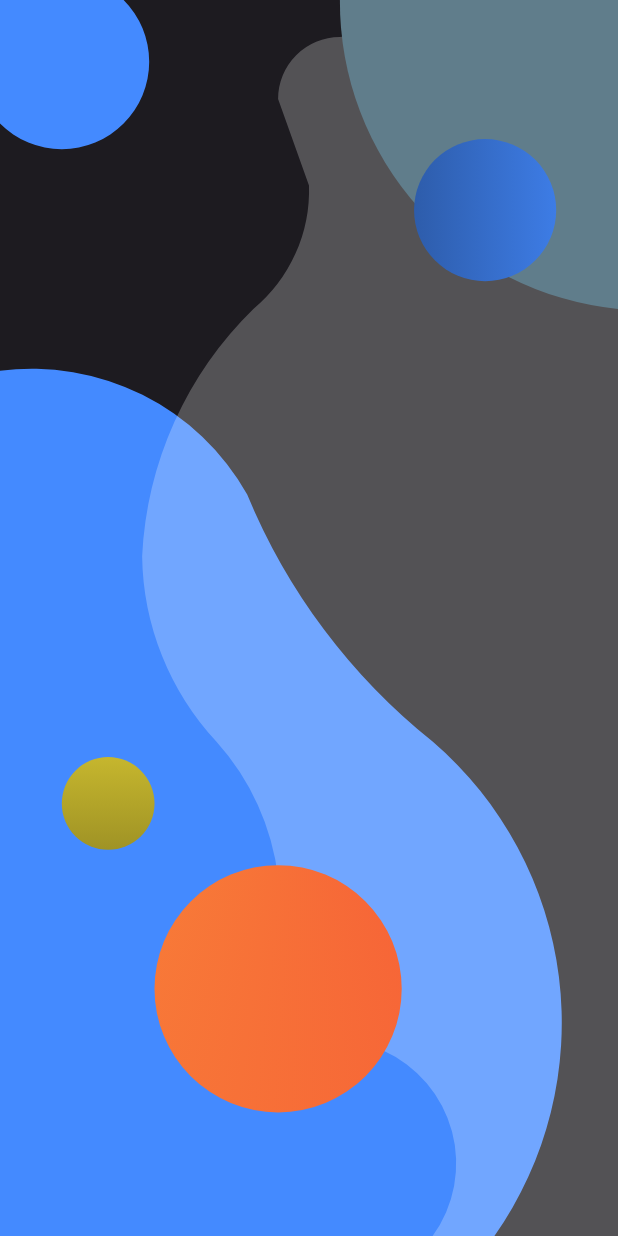
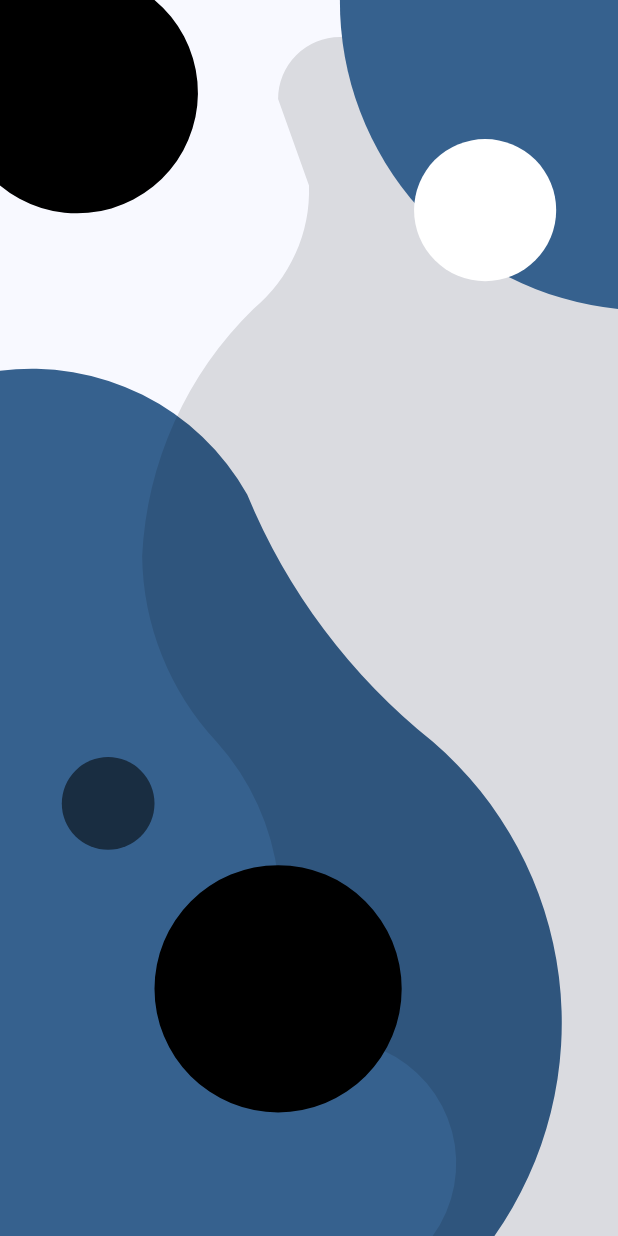
Before and after one commit to MateoLl1/ChatIAMobile, a Flutter app: the screen it shows after launch, on a phone screen of 412 x 824 dp. Run offline on Flutter 3.47's test engine with Material 3 defaults, Android fonts, the phone set to English and light mode, and no system bars; our stand-ins replace flutter_riverpod, go_router.

Commit message:
LoginPainter colores establecidos con provider

```diff
--- a/lib/config/theme/app_theme.dart
+++ b/lib/config/theme/app_theme.dart
@@ -1,6 +1,12 @@
 
 
 import 'package:flutter/material.dart';
+
+final appColorsList = <Color>[
+  Colors.blue,
+  Colors.redAccent,
+  Colors.orangeAccent,
+];
 
 class AppTheme {
 
@@ -15,6 +21,7 @@ class AppTheme {
 
   ThemeData getTheme() => ThemeData(
     useMaterial3: true,
+    colorSchemeSeed: appColorsList[selectedColor],
     brightness: darkTheme ? Brightness.dark: Brightness.light
   );
 
--- /dev/null
+++ b/lib/presentation/providers/providers.dart
@@ -0,0 +1 @@
+export './theme/dark_theme_provider.dart';
--- /dev/null
+++ b/lib/presentation/providers/theme/dark_theme_provider.dart
@@ -0,0 +1,6 @@
+
+import 'package:flutter_riverpod/flutter_riverpod.dart';
+
+final darkThemeProvider = StateProvider<bool>((ref) {
+  return false;
+});
--- a/lib/presentation/screens/auth/login_screen.dart
+++ b/lib/presentation/screens/auth/login_screen.dart
@@ -1,19 +1,25 @@
 
 import 'package:flutter/material.dart';
+import 'package:flutter_riverpod/flutter_riverpod.dart';
+import 'package:chat_ia/presentation/providers/providers.dart';
 import 'package:chat_ia/presentation/screens/painters/painters.dart';
 
 
 
-class LoginScreen extends StatelessWidget {
+class LoginScreen extends ConsumerWidget {
   const LoginScreen({super.key});
 
   @override
-  Widget build(BuildContext context) {
+  Widget build(BuildContext context,ref) {
     final colors = Theme.of(context).colorScheme;
+    final isDark = ref.watch(darkThemeProvider);
     return Scaffold(
-      backgroundColor: colors.onSurface,
+      backgroundColor: isDark ? colors.onSurface: colors.surface,
       body: CustomPaint(
-        painter: LoginPainter(),
+        painter: LoginPainter(
+          colorBase: colors.primary,
+          isDark: isDark
+        ),
         size: Size.infinite,
         // child: const _LoginFormView(),
       ),
```
Also changed, not shown: lib/presentation/screens/painters/login_painter.dart (+14 -25 lines).
